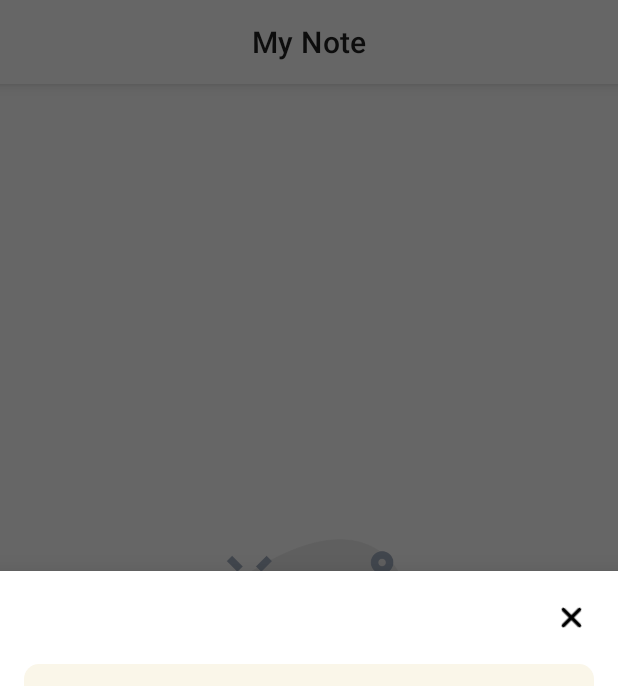
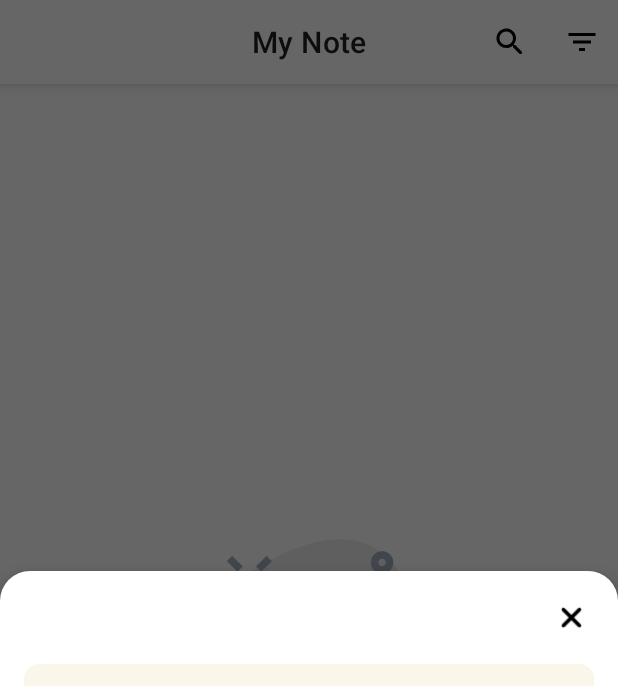
Before and after one commit to hossein69ameri/NoteApp, an Android app: the fragment NoteFragment placed in its activity, on a phone screen of 412 x 824 dp. Shown: the top 686 px of the screen. Run offline under Robolectric (Android 15) with nearby library versions, the phone set to English and light mode, and no system bars; our stand-ins replace Dagger/Hilt's generated code.

Commit message:
Handle Search and Filter in mainFragment

```diff
--- a/app/src/main/AndroidManifest.xml
+++ b/app/src/main/AndroidManifest.xml
@@ -12,7 +12,7 @@
         android:label="@string/app_name"
         android:roundIcon="@mipmap/ic_launcher_round"
         android:supportsRtl="true"
-        android:theme="@style/Theme.NoteAppClean_github"
+        android:theme="@style/Theme.noteApp"
         tools:targetApi="31">
         <activity
             android:name=".presentation.main.MainActivity"
--- a/app/src/main/java/com/example/noteappclean_github/presentation/main/MainActivity.kt
+++ b/app/src/main/java/com/example/noteappclean_github/presentation/main/MainActivity.kt
@@ -2,16 +2,17 @@ package com.example.noteappclean_github.presentation.main
 
 import androidx.appcompat.app.AppCompatActivity
 import android.os.Bundle
+import android.view.Menu
 import android.view.View
 import androidx.activity.viewModels
+import androidx.appcompat.app.AlertDialog
+import androidx.appcompat.widget.SearchView
 import androidx.recyclerview.widget.StaggeredGridLayoutManager
 import com.example.noteappclean_github.R
 import com.example.noteappclean_github.databinding.ActivityMainBinding
 import com.example.noteappclean_github.domain.entity.NoteEntity
 import com.example.noteappclean_github.presentation.note.NoteFragment
-import com.example.noteappclean_github.util.BUNDLE_ID
-import com.example.noteappclean_github.util.DELETE
-import com.example.noteappclean_github.util.EDIT
+import com.example.noteappclean_github.util.*
 import dagger.hilt.android.AndroidEntryPoint
 import javax.inject.Inject
 
@@ -19,64 +20,76 @@ import javax.inject.Inject
 class MainActivity : AppCompatActivity() {
     private lateinit var binding: ActivityMainBinding
 
-    private val viewModel: MainViewModel by viewModels()
+    @Inject
+    lateinit var notesAdapter: NoteAdapter
 
     @Inject
-    lateinit var noteAdapter: NoteAdapter
+    lateinit var noteEntity: NoteEntity
 
-    @Inject
-    lateinit var entity: NoteEntity
-
+    //Other
+    private val viewModel: MainViewModel by viewModels()
+    private var selectedItem = 0
 
 
     override fun onCreate(savedInstanceState: Bundle?) {
         super.onCreate(savedInstanceState)
         binding = ActivityMainBinding.inflate(layoutInflater)
         setContentView(binding.root)
-
-        binding.apply {
+        //InitViews
+        binding?.apply {
             //Support toolbar
             setSupportActionBar(notesToolbar)
             //Note fragment
             addNoteBtn.setOnClickListener {
                 NoteFragment().show(supportFragmentManager, NoteFragment().tag)
             }
-            //get all note
+            //Get data
             viewModel.getAll()
             viewModel.getAllNotes.observe(this@MainActivity) {
-                //show empty
                 showEmpty(it.isEmpty)
-                //show in recycler
-                noteAdapter.setData(it.data!!)
+                notesAdapter.setData(it.data!!)
                 noteList.apply {
-                    layoutManager = StaggeredGridLayoutManager(2, StaggeredGridLayoutManager.VERTICAL)
-                    adapter = noteAdapter
+                    layoutManager =
+                        StaggeredGridLayoutManager(2, StaggeredGridLayoutManager.VERTICAL)
+                    adapter = notesAdapter
                 }
             }
-
-            noteAdapter.setOnItemClickListener { noteEntity, state ->
-                when(state){
+            //Filter
+            notesToolbar.setOnMenuItemClickListener {
+                when (it.itemId) {
+                    R.id.actionFilter -> {
+                        priorityFilter()
+                        return@setOnMenuItemClickListener true
+                    }
+                    else -> {
+                        return@setOnMenuItemClickListener false
+                    }
+                }
+            }
+            //Clicks
+            notesAdapter.setOnItemClickListener { entity, type ->
+                when (type) {
                     EDIT -> {
                         val noteFragment = NoteFragment()
                         val bundle = Bundle()
-                        bundle.putInt(BUNDLE_ID,noteEntity.id)
+                        bundle.putInt(BUNDLE_ID, entity.id)
                         noteFragment.arguments = bundle
-                        noteFragment.show(supportFragmentManager,NoteFragment().tag)
+                        noteFragment.show(supportFragmentManager, NoteFragment().tag)
                     }
                     DELETE -> {
-                        entity.id = noteEntity.id
-                        entity.desc = noteEntity.desc
-                        entity.title = noteEntity.title
-                        entity.priority = noteEntity.priority
-                        entity.category = noteEntity.category
-                        viewModel.deleteNote(entity)
+                        noteEntity.id = entity.id
+                        noteEntity.title = entity.title
+                        noteEntity.desc = entity.desc
+                        noteEntity.category = entity.category
+                        noteEntity.priority = entity.priority
+                        viewModel.deleteNote(noteEntity)
                     }
                 }
             }
         }
     }
 
-    private fun showEmpty(isShown : Boolean){
+    private fun showEmpty(isShown: Boolean) {
         binding.apply {
             if (isShown) {
                 emptyLay.visibility = View.VISIBLE
@@ -87,4 +100,43 @@ class MainActivity : AppCompatActivity() {
             }
         }
     }
+
+    override fun onCreateOptionsMenu(menu: Menu): Boolean {
+        menuInflater.inflate(R.menu.menu_toolbar, menu)
+        val search = menu.findItem(R.id.actionSearch)
+        val searchView = search.actionView as SearchView
+        searchView.queryHint = getString(R.string.search)
+        searchView.setOnQueryTextListener(object : SearchView.OnQueryTextListener {
+
+            override fun onQueryTextSubmit(query: String): Boolean {
+                return false
+            }
+
+            override fun onQueryTextChange(newText: String): Boolean {
+                viewModel.searchNote(newText)
+                return true
+            }
+        })
+        return super.onCreateOptionsMenu(menu)
+    }
+
+    private fun priorityFilter() {
+        val builder = AlertDialog.Builder(this)
+
+        val priority = arrayOf("All", HIGH, NORMAL, LOW)
+        builder.setSingleChoiceItems(priority, selectedItem) { dialog, item ->
+            when (item) {
+                0 -> {
+                    viewModel.getAll()
+                }
+                in 1..3 -> {
+                    viewModel.getPriority(priority[item])
+                }
+            }
+            selectedItem = item
+            dialog.dismiss()
+        }
+        val dialog: AlertDialog = builder.create()
+        dialog.show()
+    }
 }
--- a/app/src/main/java/com/example/noteappclean_github/presentation/note/NoteFragment.kt
+++ b/app/src/main/java/com/example/noteappclean_github/presentation/note/NoteFragment.kt
@@ -18,18 +18,18 @@ import javax.inject.Inject
 @AndroidEntryPoint
 class NoteFragment : BottomSheetDialogFragment() {
         private lateinit var binding: FragmentNoteBinding
-    private val viewModel: NoteViewModel by viewModels()
-    private var categoryList: MutableList<String> = mutableListOf()
-    private var priorityList: MutableList<String> = mutableListOf()
-
     @Inject
     lateinit var entity: NoteEntity
 
+    //Other
+    private val viewModel: NoteViewModel by viewModels()
     private var category = ""
     private var priority = ""
-    private var noteID = 0
+    private var noteId = 0
     private var type = ""
     private var isEdit = false
+    private val categoriesList: MutableList<String> = mutableListOf()
+    private val prioriesList: MutableList<String> = mutableListOf()
 
     override fun onCreateView(inflater: LayoutInflater, container: ViewGroup?, savedInstanceState: Bundle?): View {
         binding = FragmentNoteBinding.inflate(layoutInflater)
@@ -38,23 +38,24 @@ class NoteFragment : BottomSheetDialogFragment() {
 
     override fun onViewCreated(view: View, savedInstanceState: Bundle?) {
         super.onViewCreated(view, savedInstanceState)
-        //bundle
-        noteID = arguments?.getInt(BUNDLE_ID) ?: 0
-        //type
-        if (noteID > 0) {
+        //Bundle
+        noteId = arguments?.getInt(BUNDLE_ID) ?: 0
+        //Type
+        if (noteId > 0) {
             type = EDIT
             isEdit = true
         } else {
+            isEdit = false
             type = NEW
-            isEdit = false
         }
-        binding.apply {
+        //InitViews
+        binding?.apply {
             //Close
             closeImg.setOnClickListener { dismiss() }
             //Spinner Category
             viewModel.loadCategoriesData()
             viewModel.categoriesList.observe(viewLifecycleOwner) {
-                categoryList.addAll(it)
+                categoriesList.addAll(it)
                 categoriesSpinner.setupListWithAdapter(it) { itItem ->
                     category = itItem
                 }
@@ -62,40 +63,37 @@ class NoteFragment : BottomSheetDialogFragment() {
             //Spinner priority
             viewModel.loadPrioritiesData()
             viewModel.prioritiesList.observe(viewLifecycleOwner) {
-                priorityList.addAll(it)
+                prioriesList.addAll(it)
                 prioritySpinner.setupListWithAdapter(it) { itItem -> priority = itItem }
             }
-
-            //get detail
+            //Note data
             if (type == EDIT) {
-                viewModel.getDetail(noteID)
-                viewModel.detailNote.observe(viewLifecycleOwner) { itdata ->
-                    itdata.data?.let { note ->
-                        titleEdt.setText(note.title)
-                        descEdt.setText(note.desc)
-                        categoriesSpinner.setSelection(categoryList.getIndexItem(note.category))
-                        prioritySpinner.setSelection(priorityList.getIndexItem(note.priority))
+                viewModel.getDetail(noteId)
+                viewModel.detailNote.observe(viewLifecycleOwner) { itData ->
+                    itData.data?.let {
+                        titleEdt.setText(it.title)
+                        descEdt.setText(it.desc)
+                        categoriesSpinner.setSelection(categoriesList.getIndexFromList(it.category))
+                        prioritySpinner.setSelection(prioriesList.getIndexFromList(it.priority))
                     }
                 }
             }
-
-            // click on save
+            //Click
             saveNote.setOnClickListener {
                 val title = titleEdt.text.toString()
                 val desc = descEdt.text.toString()
-                entity.id = noteID
+                entity.id = noteId
                 entity.title = title
                 entity.desc = desc
                 entity.category = category
                 entity.priority = priority
-                //call save method
+
                 if (title.isNotEmpty() && desc.isNotEmpty()) {
                     viewModel.saveOrEditNote(isEdit, entity)
                 }
-                // exit
+
                 dismiss()
             }
         }
     }
-
 }
--- a/app/src/main/java/com/example/noteappclean_github/util/Extensions.kt
+++ b/app/src/main/java/com/example/noteappclean_github/util/Extensions.kt
@@ -20,10 +20,10 @@ fun Spinner.setupListWithAdapter(list: MutableList<String>, callback: (String) -
     }
 }
 
-fun MutableList<out Any>.getIndexItem(item : Any) : Int {
+fun MutableList<out Any>.getIndexFromList(item: Any): Int {
     var index = 0
-    for (i in this.indices){
-        if (this[i] == item){
+    for (i in this.indices) {
+        if (this[i] == item) {
             index = i
             break
         }
--- a/app/src/main/res/values/themes.xml
+++ b/app/src/main/res/values/themes.xml
@@ -1,6 +1,6 @@
 <resources xmlns:tools="http://schemas.android.com/tools">
     <!-- Base application theme. -->
-    <style name="Theme.NoteAppClean_github" parent="Theme.MaterialComponents.Light.NoActionBar">
+    <style name="Theme.noteApp" parent="Theme.MaterialComponents.Light.NoActionBar">
         <!-- Primary brand color. -->
         <item name="colorPrimary">@color/purple_500</item>
         <item name="colorPrimaryVariant">@color/purple_700</item>
@@ -12,5 +12,38 @@
         <!-- Status bar color. -->
         <item name="android:statusBarColor" tools:targetApi="l">?attr/colorPrimaryVariant</item>
         <!-- Customize your theme here. -->
+        <item name="bottomSheetDialogTheme">@style/CustomBottomSheetDialog</item>
+
+    </style>
+
+    <style name="CustomBottomSheetDialog" parent="@style/ThemeOverlay.MaterialComponents.BottomSheetDialog">
+        <item name="bottomSheetStyle">@style/CustomBottomSheet</item>
+    </style>
+
+    <style name="CustomBottomSheet" parent="Widget.MaterialComponents.BottomSheet">
+        <item name="shapeAppearanceOverlay">@style/CustomShapeAppearanceBottomSheetDialog</item>
+    </style>
+
+    <style name="CustomShapeAppearanceBottomSheetDialog" parent="">
+        <item name="cornerFamily">rounded</item>
+        <item name="cornerSizeTopRight">20dp</item>
+        <item name="cornerSizeTopLeft">20dp</item>
+    </style>
+
+    <style name="RoundedImageView">
+        <item name="cornerFamily">rounded</item>
+        <item name="cornerSize">10dp</item>
+    </style>
+
+    <style name="BottomRoundedImageView">
+        <item name="cornerFamily">rounded</item>
+        <item name="cornerSizeBottomLeft">70dp</item>
+        <item name="cornerSizeBottomRight">70dp</item>
+    </style>
+
+    <style name="TopRoundedImageView">
+        <item name="cornerFamily">rounded</item>
+        <item name="cornerSizeTopLeft">10dp</item>
+        <item name="cornerSizeTopRight">10dp</item>
     </style>
 </resources>
```
